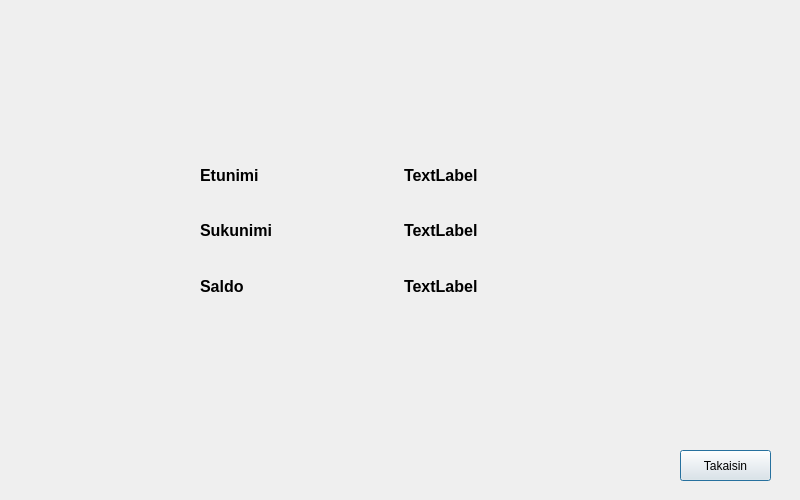
This is bank-automat/saldowindow.ui in Kealerator/bank_atm_group3 as Qt 5 draws it before an edit. The edited form follows.
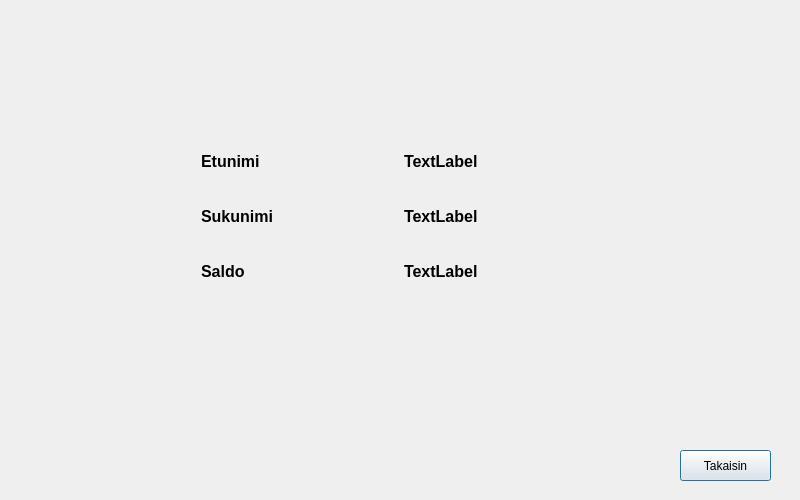
This is the edited form.

Commit message: UI näyttää tekstin aina valkoisena Lisätty yksi uusi koirakuva varoitusikkunalle Korjattu bugi jossa taustakuva glitchailee QGridLayoutin sisällä

```diff
--- a/bank-automat/saldowindow.ui
+++ b/bank-automat/saldowindow.ui
@@ -44,44 +44,15 @@
     <string>Takaisin</string>
    </property>
   </widget>
-  <widget class="QWidget" name="layoutWidget">
-   <property name="geometry">
-    <rect>
-     <x>200</x>
-     <y>150</y>
-     <width>401</width>
-     <height>161</height>
-    </rect>
-   </property>
-   <layout class="QGridLayout" name="gridLayout">
-    <item row="0" column="0">
-     <widget class="QLabel" name="label">
-      <property name="font">
-       <font>
-        <pointsize>12</pointsize>
-        <bold>true</bold>
-       </font>
-      </property>
-      <property name="text">
-       <string>Etunimi</string>
-      </property>
-     </widget>
-    </item>
-    <item row="0" column="1">
-     <widget class="QLabel" name="labelFname">
-      <property name="font">
-       <font>
-        <pointsize>12</pointsize>
-        <bold>true</bold>
-       </font>
-      </property>
-      <property name="text">
-       <string>TextLabel</string>
-      </property>
-     </widget>
-    </item>
-    <item row="1" column="0">
      <widget class="QLabel" name="label_2">
+   <property name="geometry">
+    <rect>
+     <x>201</x>
+     <y>206</y>
+     <width>73</width>
+     <height>21</height>
+    </rect>
+   </property>
       <property name="font">
        <font>
         <pointsize>12</pointsize>
@@ -92,9 +63,15 @@
        <string>Sukunimi</string>
       </property>
      </widget>
-    </item>
-    <item row="1" column="1">
-     <widget class="QLabel" name="labelLname">
+  <widget class="QLabel" name="label">
+   <property name="geometry">
+    <rect>
+     <x>201</x>
+     <y>151</y>
+     <width>60</width>
+     <height>21</height>
+    </rect>
+   </property>
       <property name="font">
        <font>
         <pointsize>12</pointsize>
@@ -102,12 +79,18 @@
        </font>
       </property>
       <property name="text">
-       <string>TextLabel</string>
-      </property>
-     </widget>
-    </item>
-    <item row="2" column="0">
+    <string>Etunimi</string>
+   </property>
+  </widget>
      <widget class="QLabel" name="label_3">
+   <property name="geometry">
+    <rect>
+     <x>201</x>
+     <y>261</y>
+     <width>43</width>
+     <height>21</height>
+    </rect>
+   </property>
       <property name="font">
        <font>
         <pointsize>12</pointsize>
@@ -118,9 +101,34 @@
        <string>Saldo</string>
       </property>
      </widget>
-    </item>
-    <item row="2" column="1">
+  <widget class="QLabel" name="labelLname">
+   <property name="geometry">
+    <rect>
+     <x>404</x>
+     <y>206</y>
+     <width>261</width>
+     <height>21</height>
+    </rect>
+   </property>
+   <property name="font">
+    <font>
+     <pointsize>12</pointsize>
+     <bold>true</bold>
+    </font>
+   </property>
+   <property name="text">
+    <string>TextLabel</string>
+   </property>
+  </widget>
      <widget class="QLabel" name="labelSaldo">
+   <property name="geometry">
+    <rect>
+     <x>404</x>
+     <y>261</y>
+     <width>261</width>
+     <height>21</height>
+    </rect>
+   </property>
       <property name="font">
        <font>
         <pointsize>12</pointsize>
@@ -131,8 +139,24 @@
        <string>TextLabel</string>
       </property>
      </widget>
-    </item>
-   </layout>
+  <widget class="QLabel" name="labelFname">
+   <property name="geometry">
+    <rect>
+     <x>404</x>
+     <y>151</y>
+     <width>261</width>
+     <height>21</height>
+    </rect>
+   </property>
+   <property name="font">
+    <font>
+     <pointsize>12</pointsize>
+     <bold>true</bold>
+    </font>
+   </property>
+   <property name="text">
+    <string>TextLabel</string>
+   </property>
   </widget>
  </widget>
  <resources/>
```
Lines whose indentation alone changed are shown as unchanged. The commit also changes 6 other files.
